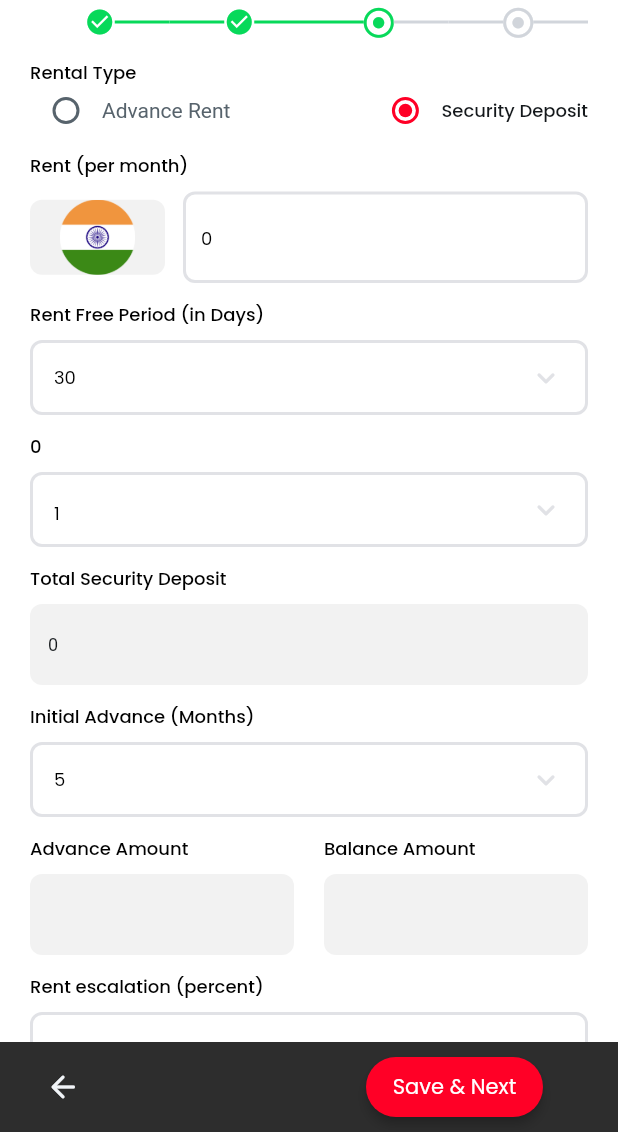
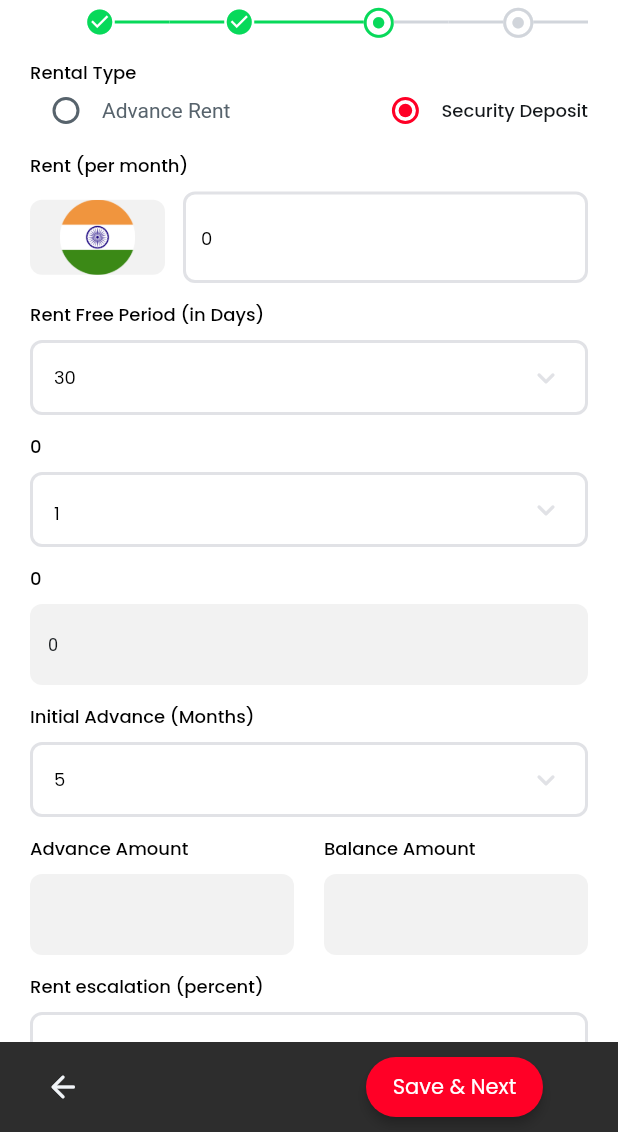
Before and after one commit to lovleshbuildint/site_quest, a Flutter app: the OpenSiteCommercialWidget screen opened by its route, after a tap on "Security Deposit", on a phone screen of 412 x 824 dp, the part 104-1236 px from its top. Run offline on Flutter 3.47's test engine with Material 3 defaults, Android fonts, the phone set to English and light mode, and no system bars; drawn by our look-alikes of auto_size_text, dropdown_button2; our stand-ins replace cached_network_image, csv, easy_debounce, equatable, file_picker, fl_chart and 14 more; missing offline and left inert: json_path, mime_type, pointer_interceptor; accounts and stored records are empty; network calls fail; Roboto replaces fonts that are missing (Readex Pro).

Commit message:
Updating to latest FlutterFlow output.

```diff
--- a/lib/indent/commercial_advance/commercial_advance_widget.dart
+++ b/lib/indent/commercial_advance/commercial_advance_widget.dart
@@ -1265,7 +1265,7 @@ class _CommercialAdvanceWidgetState extends State<CommercialAdvanceWidget> {
                     padding:
                         EdgeInsetsDirectional.fromSTEB(0.0, 12.0, 0.0, 0.0),
                     child: Text(
-                      'Total Security Deposit',
+                      _model.secritydeposit,
                       style: FlutterFlowTheme.of(context).bodyMedium.override(
                             fontFamily: 'Poppins',
                             color: Colors.black,
```
